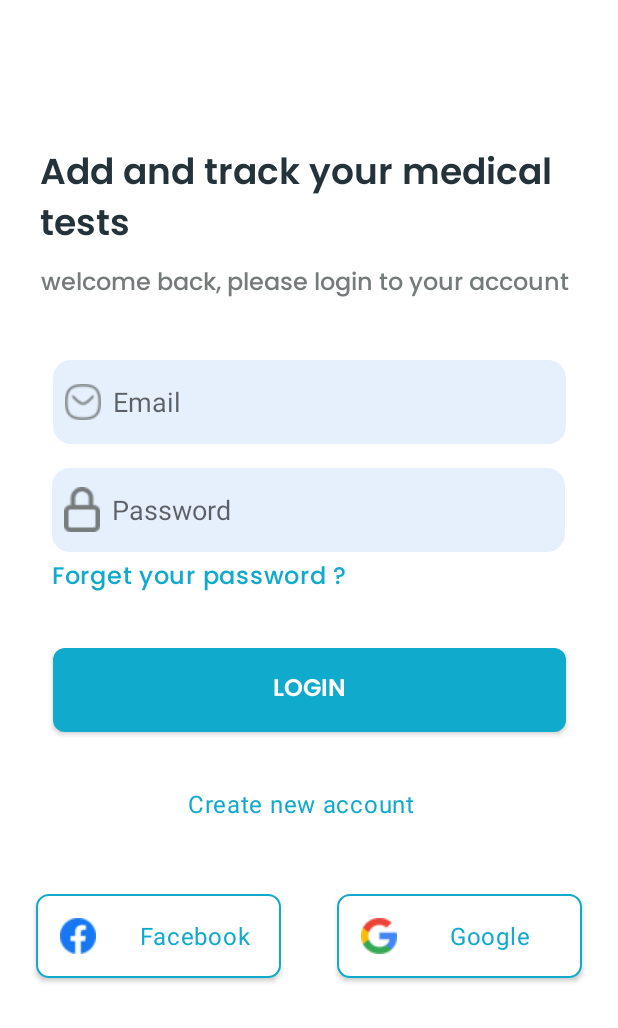
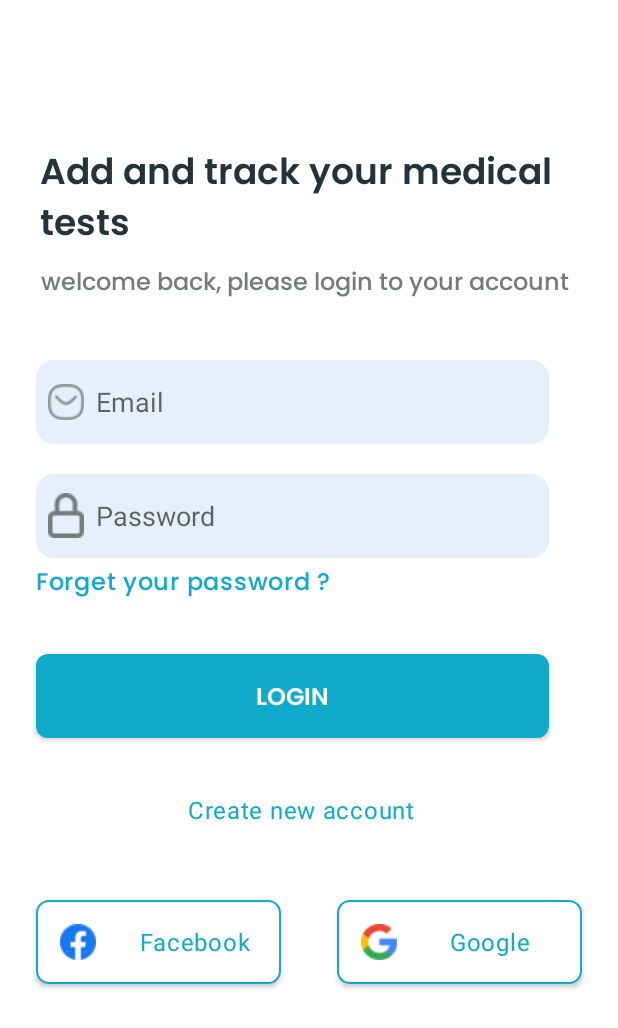
Before and after one commit to Masa97z/analysis, an Android app: the screen it shows after launch (MainActivity), on a phone screen of 412 x 824 dp. Shown: the top 1028 px of the screen. Run offline under Robolectric (Android 15) with nearby library versions, the phone set to English and light mode, and no system bars.

Commit message:
handle ui page and code to go main layout without item

```diff
--- a/app/build.gradle
+++ b/app/build.gradle
@@ -41,4 +41,5 @@ dependencies {
     testImplementation 'junit:junit:4.13.2'
     androidTestImplementation 'androidx.test.ext:junit:1.1.4'
     androidTestImplementation 'androidx.test.espresso:espresso-core:3.5.0'
+    implementation 'com.google.android.material:material:<version>'
 }
--- a/app/src/main/AndroidManifest.xml
+++ b/app/src/main/AndroidManifest.xml
@@ -22,6 +22,7 @@
         </activity>
         <activity android:name=".RegisterActivity"/>
         <activity android:name=".ForgetpasswordActivity"/>
+        <activity android:name=".Main_without_itemActivity"/>
         <meta-data
             android:name="preloaded_fonts"
             android:resource="@array/preloaded_fonts" />
--- a/app/src/main/java/com/masa_97/analysis/MainActivity.kt
+++ b/app/src/main/java/com/masa_97/analysis/MainActivity.kt
@@ -11,7 +11,15 @@ class MainActivity : AppCompatActivity() {
         setContentView(R.layout.activity_main)
         register()
         forgetPass()
+        toLogIn()
     }
+
+    private fun toLogIn() {
+        var forget = findViewById<TextView>(R.id.tologin)
+        forget.setOnClickListener {
+            val intent = Intent(this , Main_without_itemActivity::class.java)
+            startActivity(intent)
+        }    }
 
     private fun forgetPass() {
         var forget = findViewById<TextView>(R.id.forget_your)
--- /dev/null
+++ b/app/src/main/res/drawable/add.xml
@@ -0,0 +1,5 @@
+<vector android:height="24dp" android:tint="#FFFFFF"
+    android:viewportHeight="24" android:viewportWidth="24"
+    android:width="24dp" xmlns:android="http://schemas.android.com/apk/res/android">
+    <path android:fillColor="@android:color/white" android:pathData="M19,13h-6v6h-2v-6H5v-2h6V5h2v6h6v2z"/>
+</vector>
--- a/app/src/main/res/layout/activity_main.xml
+++ b/app/src/main/res/layout/activity_main.xml
@@ -10,15 +10,15 @@
         android:id="@+id/add_and_tra"
         android:layout_width="358dp"
         android:layout_height="72dp"
-
+        android:text="@string/add_and_tra"
         android:layout_alignParentTop="true"
         android:layout_marginStart="16dp"
         android:layout_marginTop="96dp"
         android:layout_marginEnd="16dp"
         android:fontFamily="@font/poppins_semibold"
         android:gravity="top"
-        android:text="@string/add_and_tra"
         android:textAppearance="@style/add_and_tra"
+
         app:layout_constraintEnd_toEndOf="parent"
         app:layout_constraintHorizontal_bias="0.476"
         app:layout_constraintStart_toStartOf="parent"
@@ -42,22 +42,24 @@
         app:layout_constraintTop_toBottomOf="@+id/add_and_tra" />
 
     <!-- Rectangle 6 -->
+
     <EditText
-        android:inputType="textEmailAddress"
         android:id="@+id/rectangle_6"
         android:layout_width="342dp"
         android:layout_height="56dp"
-        android:hint="@string/email"
-        android:drawableStart="@drawable/email"
-        android:paddingEnd="8dp"
-        android:paddingStart="8dp"
         android:layout_alignParentTop="true"
         android:layout_marginStart="24dp"
         android:layout_marginTop="40dp"
         android:layout_marginEnd="24dp"
+        android:background="@drawable/text_login_p"
+        android:drawableStart="@drawable/email"
         android:drawablePadding="8dp"
-        android:background="@drawable/text_login_p"
+        android:hint="@string/email"
+        android:inputType="textEmailAddress"
+        android:paddingStart="8dp"
+        android:paddingEnd="8dp"
         app:layout_constraintEnd_toEndOf="parent"
+        app:layout_constraintHorizontal_bias="0.0"
         app:layout_constraintStart_toStartOf="parent"
         app:layout_constraintTop_toBottomOf="@+id/welcome_bac" />
 
@@ -67,7 +69,7 @@
         android:layout_height="56dp"
         android:layout_alignParentTop="true"
         android:layout_marginStart="24dp"
-        android:layout_marginTop="16dp"
+        android:layout_marginTop="20dp"
         android:layout_marginEnd="24dp"
         android:background="@drawable/text_login_p"
         android:drawableStart="@drawable/password"
@@ -76,7 +78,7 @@
         android:inputType="textPassword"
         android:paddingStart="8dp"
         app:layout_constraintEnd_toEndOf="parent"
-        app:layout_constraintHorizontal_bias="0.476"
+        app:layout_constraintHorizontal_bias="0.0"
         app:layout_constraintStart_toStartOf="parent"
         app:layout_constraintTop_toBottomOf="@+id/rectangle_6" />
 
@@ -95,15 +97,18 @@
         android:text="@string/forget_your"
         android:textAppearance="@style/create"
         app:layout_constraintEnd_toEndOf="parent"
+        app:layout_constraintHorizontal_bias="0.0"
         app:layout_constraintStart_toStartOf="parent"
         app:layout_constraintTop_toBottomOf="@+id/passordLogin" />
 
+    <!-- Creat new account -->
     <androidx.appcompat.widget.AppCompatButton
-        android:id="@+id/rectangle_7"
+        android:id="@+id/tologin"
         android:layout_width="342dp"
         android:layout_height="56dp"
         android:layout_alignParentTop="true"
         android:layout_marginStart="24dp"
+        android:paddingTop="4dp"
         android:layout_marginTop="36dp"
         android:layout_marginEnd="24dp"
         android:background="@drawable/buttons"
@@ -112,11 +117,12 @@
         android:textColor="@color/white"
         android:textSize="16sp"
         app:layout_constraintEnd_toEndOf="parent"
+        app:layout_constraintHorizontal_bias="0.0"
         app:layout_constraintStart_toStartOf="parent"
         app:layout_constraintTop_toBottomOf="@+id/forget_your">
 
     </androidx.appcompat.widget.AppCompatButton>
-    <!-- Creat new account -->
+
     <TextView
         android:id="@+id/create_account"
         android:layout_width="162dp"
@@ -132,7 +138,7 @@
         android:textAppearance="@style/create"
         app:layout_constraintEnd_toEndOf="parent"
         app:layout_constraintStart_toStartOf="parent"
-        app:layout_constraintTop_toBottomOf="@+id/rectangle_7" />
+        app:layout_constraintTop_toBottomOf="@+id/tologin" />
 
     <androidx.appcompat.widget.AppCompatButton
         android:id="@+id/rectangle_8"
--- a/app/src/main/res/layout/activity_register.xml
+++ b/app/src/main/res/layout/activity_register.xml
@@ -103,6 +103,7 @@
         android:layout_marginStart="24dp"
         android:layout_marginTop="36dp"
         android:layout_marginEnd="24dp"
+        android:paddingTop="4dp"
         android:background="@drawable/buttons"
         android:fontFamily="@font/poppins_semibold"
         android:text="@string/sign_up"
--- a/app/src/main/res/values/colors.xml
+++ b/app/src/main/res/values/colors.xml
@@ -7,4 +7,5 @@
     <color name="text_box_color">#E6F0FD</color>
     <color name="button_color">#10AACD</color>
     <color name="prestbutton">#E6F0FD</color>
+    <color name="dark">#243239</color>
 </resources>
--- a/app/src/main/res/values/strings.xml
+++ b/app/src/main/res/values/strings.xml
@@ -14,5 +14,6 @@
     <string name="full_name">Full name</string>
     <string name="sign_up">Sign up</string>
     <string name="enter_your_assocciate_email">Enter your assocciate email</string>
+    <string name="my_tests">My Tests</string>
 
 </resources>
--- a/app/src/main/res/values/themes.xml
+++ b/app/src/main/res/values/themes.xml
@@ -34,6 +34,9 @@
         <item name="android:letterSpacing">0.03</item>
         <item name="android:textColor">#10AACD</item>
     </style>
+    <style name="nav">
+        <item name="cornerRadius">16dp</item>
+    </style>
 
 
 </resources>
```
Also changed, not shown: app/src/main/java/com/masa_97/analysis/Main_without_itemActivity.kt (added, +16 -0 lines), app/src/main/res/drawable/serch.xml (added, +7 -0 lines), app/src/main/res/layout/avtivity_forgetpassword.xml (+12 -13 lines), app/src/main/res/layout/avtivity_main_wthout_item.xml (added, +108 -0 lines), app/src/main/res/drawable/imgserch.png (added), app/src/main/res/drawable/list.png (added), app/src/main/res/drawable/logoimg.png (added), app/src/main/res/drawable/navimg.png (added), app/src/main/res/drawable/profileimg.png (added), app/src/main/res/drawable/sercle.png (added).
